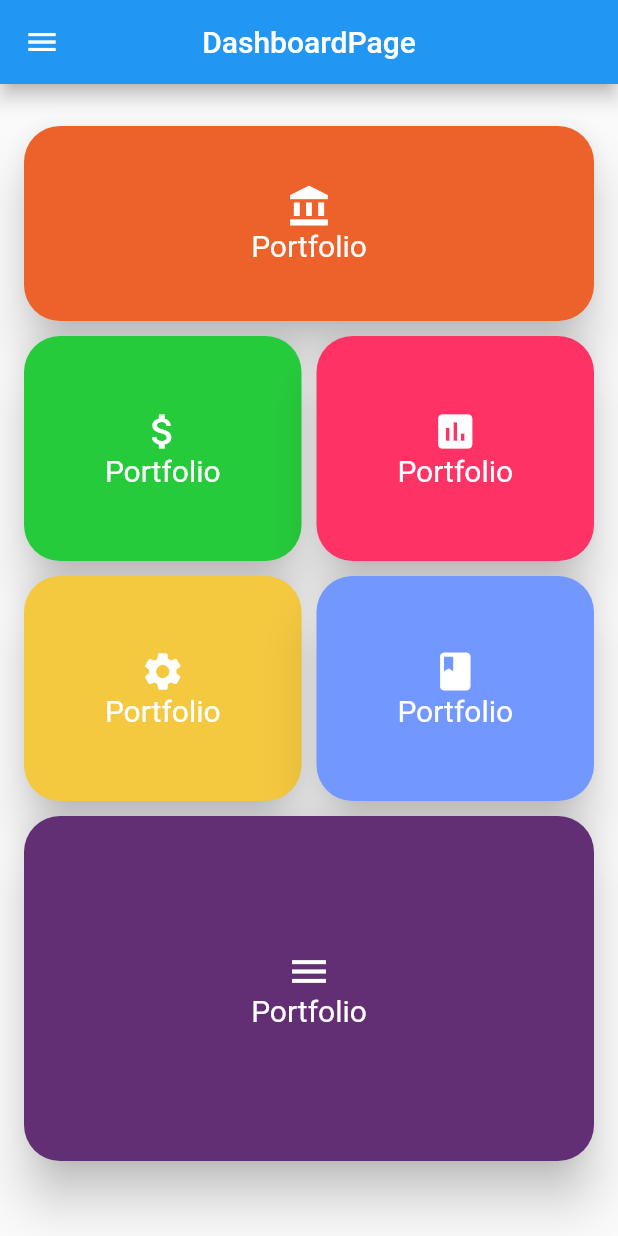
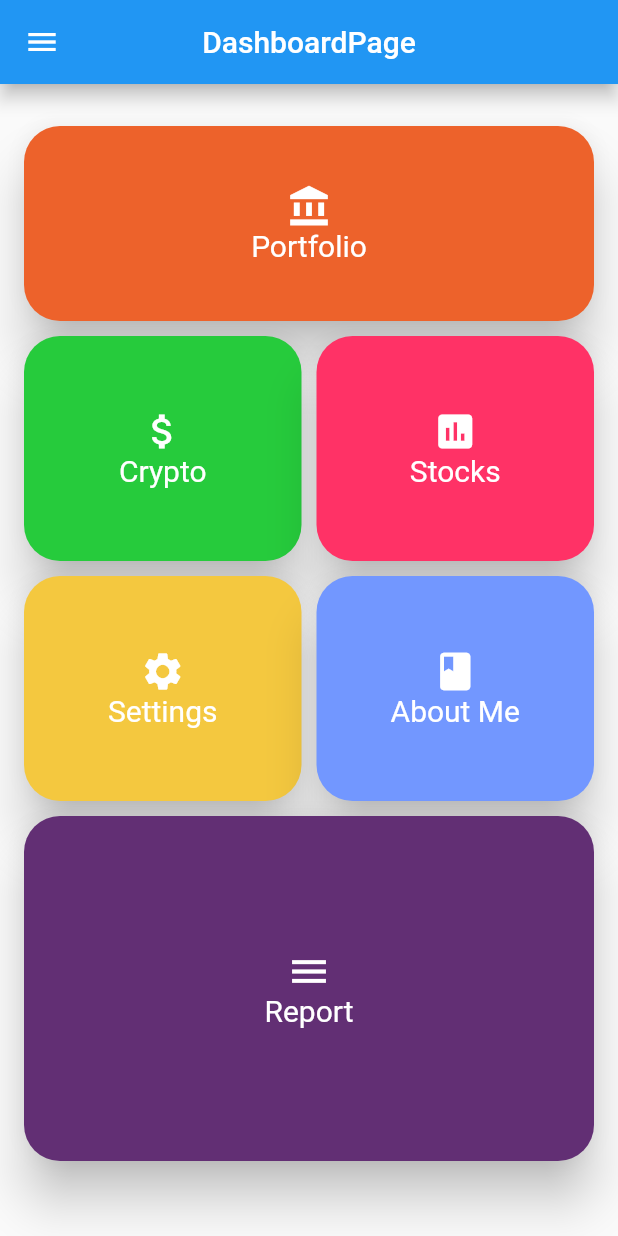
Before and after one commit to mugensan/Flutter_projo_gold, a Flutter app: the screen it shows after launch, on a phone screen of 412 x 824 dp. Run offline on Flutter 3.47's test engine with Material 2 defaults, Android fonts, the phone set to English and light mode, and no system bars.

Commit message:
dashboad ui fixed

```diff
--- a/lib/pages/DashboardPage.dart
+++ b/lib/pages/DashboardPage.dart
@@ -195,11 +195,11 @@ List<StaggeredTile> _staggeredTiles = const <StaggeredTile>[
 
 List<Widget> _tiles = const <Widget>[
   const _DashboardTile(Color(0xffed622b),"Portfolio", Icons.account_balance),
-  const _DashboardTile(Color(0xff26cb3c),"Portfolio", Icons.attach_money),
-  const _DashboardTile(Color(0xffff3266),"Portfolio", Icons.insert_chart),
-  const _DashboardTile(Color(0xfff4c83f),"Portfolio", Icons.settings),
-  const _DashboardTile(Color(0xff7297ff),"Portfolio", Icons.book),
-  const _DashboardTile(Color(0xff622F74),"Portfolio", Icons.menu),
+  const _DashboardTile(Color(0xff26cb3c),"Crypto", Icons.attach_money),
+  const _DashboardTile(Color(0xffff3266),"Stocks", Icons.insert_chart),
+  const _DashboardTile(Color(0xfff4c83f),"Settings", Icons.settings),
+  const _DashboardTile(Color(0xff7297ff),"About Me", Icons.book),
+  const _DashboardTile(Color(0xff622F74),"Report", Icons.menu),
 //  const _DashboardTile(Colors.red, Icons.bluetooth),
 //  const _DashboardTile(Colors.pink, Icons.battery_alert),
 //  const _DashboardTile(Colors.purple, Icons.desktop_windows),
```
